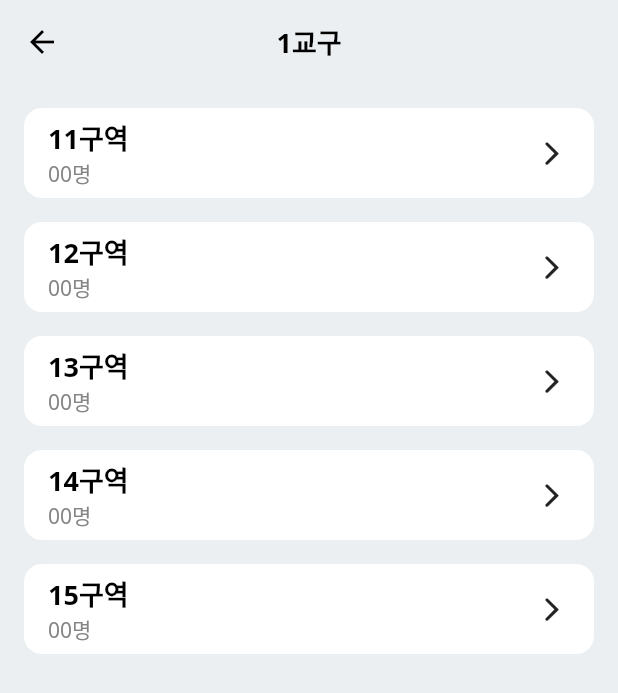
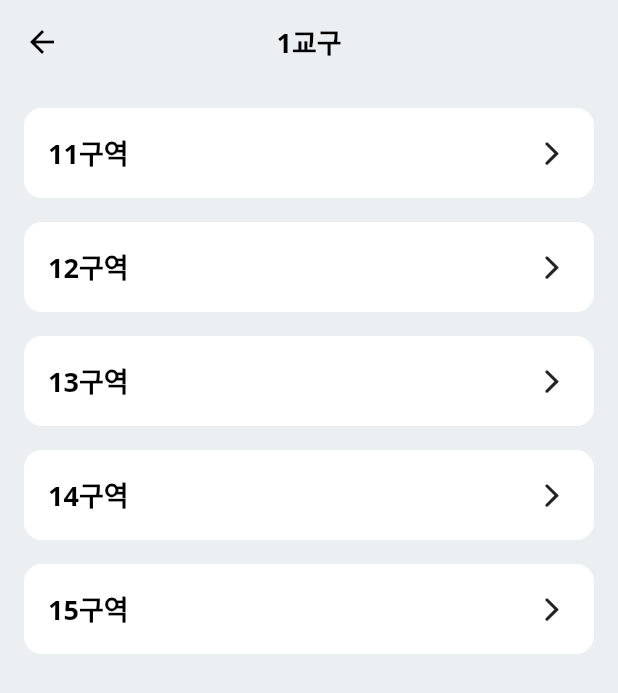
Before and after one commit to Code-for-Christ/mohim-flutter, a Flutter app: the GroupScreen screen opened directly, after a tap on an icon or button, on a phone screen of 412 x 824 dp. Shown: the top 693 px of the screen. Run offline on Flutter 3.47's test engine with Material 2 defaults, Android fonts, the phone set to English and light mode, and no system bars; our stand-ins replace dio, dropdown_button2, flutter_secure_storage, gap, get; missing offline and left inert: multi_masked_formatter; accounts and stored records are empty.

Commit message:
feat: 구역인원 삭제

```diff
--- a/lib/group/component/list_card.dart
+++ b/lib/group/component/list_card.dart
@@ -34,10 +34,10 @@ class ListCard extends StatelessWidget {
                         style: body1TextStyle.copyWith(
                             fontSize: 18, color: Colors.black),
                       ),
-                      Text(
-                        '00명',
-                        style: body2TextStyle,
-                      ),
+                      // Text(
+                      //   '00명',
+                      //   style: body2TextStyle,
+                      // ),
                     ],
                   ),
                   Spacer(),
```
